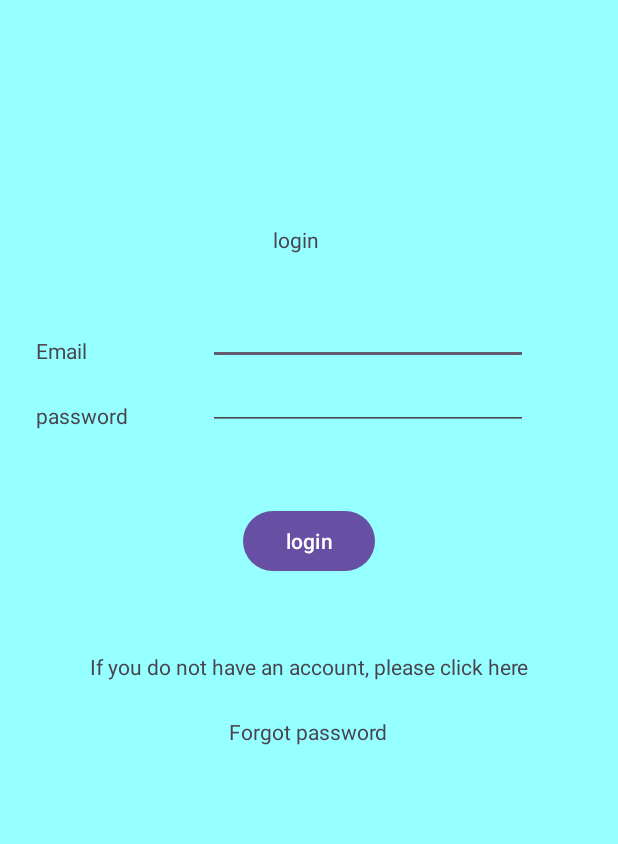
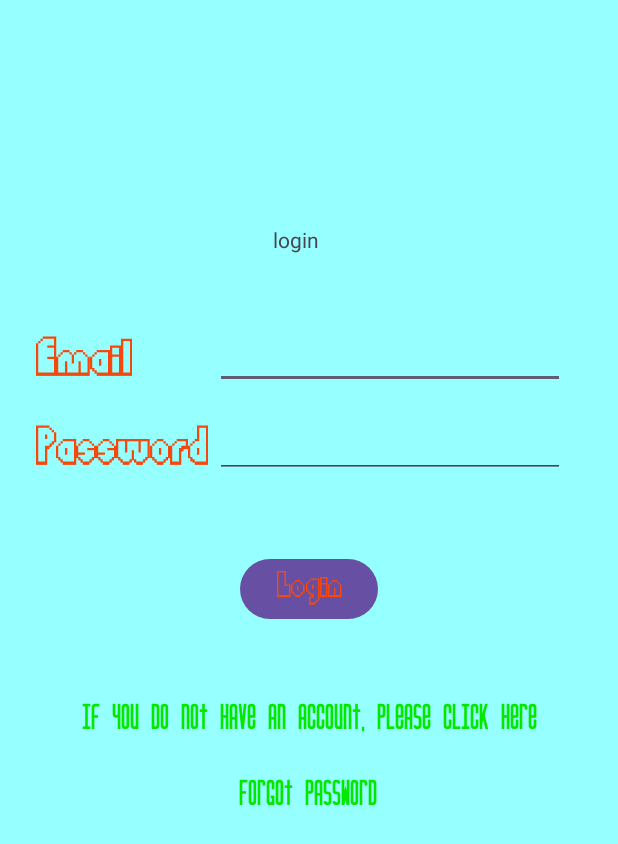
Before and after one commit to tranvietan2001/Kotlin_android_game_myflappybird, an Android app: the LoginActivity screen opened directly, with no data from a screen before it, on a phone screen of 412 x 824 dp. Shown: the top 844 px of the screen. Run offline under Robolectric (Android 15) with nearby library versions, the phone set to English and light mode, and no system bars.

Commit message:
change font

```diff
--- a/app/build.gradle.kts
+++ b/app/build.gradle.kts
@@ -46,6 +46,8 @@ dependencies {
     implementation(libs.firebase.auth.ktx)
     implementation(libs.firebase.auth)
     implementation(libs.firebase.database.ktx)
+    implementation(libs.firebase.firestore)
+    implementation(libs.firebase.database)
     testImplementation(libs.junit)
     androidTestImplementation(libs.androidx.junit)
     androidTestImplementation(libs.androidx.espresso.core)
--- a/app/src/main/java/com/example/mybird/CreateAccountActivity.kt
+++ b/app/src/main/java/com/example/mybird/CreateAccountActivity.kt
@@ -54,8 +54,11 @@ class CreateAccountActivity : AppCompatActivity() {
             if (email.isNotEmpty() && password.isNotEmpty() && isCheckEmail && password.toString().length >=6) {
                 // Gọi hàm tạo tài khoản trong coroutine
                 lifecycleScope.launch {
-                    /*val result = */firebaseManager.createAccount(email.toString(), password.toString())
-//                    Toast.makeText(this@CreateAccountActivity, result, Toast.LENGTH_SHORT).show()
+                    val result = firebaseManager.createAccount(email.toString(), password.toString())
+                    Toast.makeText(this@CreateAccountActivity, result, Toast.LENGTH_SHORT).show()
+
+                    val nameResult = firebaseManager.createAccountName("Player1")
+                    Toast.makeText(this@CreateAccountActivity, nameResult, Toast.LENGTH_SHORT).show()
                 }
             } else {
 //                Toast.makeText(this, "Vui lòng nhập email và mật khẩu", Toast.LENGTH_SHORT).show()
--- a/app/src/main/java/com/example/mybird/FirebaseManager.kt
+++ b/app/src/main/java/com/example/mybird/FirebaseManager.kt
@@ -35,8 +35,9 @@ class FirebaseManager {
 
     suspend fun createAccountName(name: String): String {
         val user = auth.currentUser ?: return "Bạn chưa đăng nhập"
+//        return user.email.toString()
+
         val userAccount = UserAccount(email = user.email ?: "", accountName = name)
-
         database.child("users").child(user.uid).setValue(userAccount).await()
         return "Tạo tên người chơi thành công"
     }
--- a/app/src/main/res/layout/login_activity_main.xml
+++ b/app/src/main/res/layout/login_activity_main.xml
@@ -4,8 +4,8 @@
     xmlns:tools="http://schemas.android.com/tools"
     android:layout_width="match_parent"
     android:layout_height="match_parent"
-    android:background="#96FFFF"
-    android:backgroundTint="#96FFFF">
+    android:background="@color/bg_color"
+    android:backgroundTint="@color/bg_color">
 
     <TextView
         android:id="@+id/textView"
@@ -24,6 +24,9 @@
         android:layout_marginStart="24dp"
         android:layout_marginTop="50dp"
         android:text="Email"
+        android:fontFamily="@font/font_mybird_default"
+        android:textSize="48sp"
+        android:textColor="@color/txt_color"
         app:layout_constraintStart_toStartOf="parent"
         app:layout_constraintTop_toBottomOf="@+id/textView" />
 
@@ -32,7 +35,10 @@
         android:layout_width="wrap_content"
         android:layout_height="wrap_content"
         android:layout_marginTop="24dp"
-        android:text="password"
+        android:text="Password"
+        android:fontFamily="@font/font_mybird_default"
+        android:textSize="48sp"
+        android:textColor="@color/txt_color"
         app:layout_constraintStart_toStartOf="@+id/textView2"
         app:layout_constraintTop_toBottomOf="@+id/textView2" />
 
@@ -43,6 +49,9 @@
         android:layout_marginStart="20dp"
         android:ems="10"
         android:inputType="text"
+        android:fontFamily="@font/font_mybird_default"
+        android:textSize="32sp"
+        android:textColor="@color/txt_color"
         app:layout_constraintBottom_toBottomOf="@+id/textView2"
         app:layout_constraintEnd_toEndOf="parent"
         app:layout_constraintStart_toEndOf="@+id/textView2" />
@@ -53,6 +62,9 @@
         android:layout_height="wrap_content"
         android:ems="10"
         android:inputType="textPassword"
+        android:fontFamily="@font/font_mybird_default"
+        android:textSize="32sp"
+        android:textColor="@color/txt_color"
         app:layout_constraintBottom_toBottomOf="@+id/textView3"
         app:layout_constraintStart_toStartOf="@+id/accountTxt" />
 
@@ -61,7 +73,10 @@
         android:layout_width="wrap_content"
         android:layout_height="wrap_content"
         android:layout_marginTop="50dp"
-        android:text="login"
+        android:text="Login"
+        android:fontFamily="@font/font_mybird_default"
+        android:textSize="32sp"
+        android:textColor="@color/txt_color"
         app:layout_constraintEnd_toEndOf="parent"
         app:layout_constraintStart_toStartOf="parent"
         app:layout_constraintTop_toBottomOf="@+id/passwordTxt" />
@@ -72,6 +87,9 @@
         android:layout_height="wrap_content"
         android:layout_marginTop="50dp"
         android:text="If you do not have an account, please click here"
+        android:fontFamily="@font/font_mybird_rocket"
+        android:textSize="24sp"
+        android:textColor="@color/txt_color_notif"
         app:layout_constraintEnd_toEndOf="parent"
         app:layout_constraintStart_toStartOf="parent"
         app:layout_constraintTop_toBottomOf="@+id/loginBtn" />
@@ -82,6 +100,8 @@
         android:layout_height="wrap_content"
         android:layout_marginTop="24dp"
         android:text="Login failed, please check your information again!"
+        android:fontFamily="@font/font_mybird_rocket"
+        android:textSize="24sp"
         android:textColor="#F20202"
         app:layout_constraintEnd_toEndOf="parent"
         app:layout_constraintStart_toStartOf="parent"
@@ -93,6 +113,9 @@
         android:layout_height="wrap_content"
         android:layout_marginTop="24dp"
         android:text="Forgot password"
+        android:fontFamily="@font/font_mybird_rocket"
+        android:textSize="24sp"
+        android:textColor="@color/txt_color_notif"
         app:layout_constraintEnd_toEndOf="parent"
         app:layout_constraintHorizontal_bias="0.498"
         app:layout_constraintStart_toStartOf="parent"
--- a/app/src/main/res/values/colors.xml
+++ b/app/src/main/res/values/colors.xml
@@ -2,4 +2,7 @@
 <resources>
     <color name="black">#FF000000</color>
     <color name="white">#FFFFFFFF</color>
+    <color name="bg_color">#96FFFF</color>
+    <color name="txt_color">#F7470C</color>
+    <color name="txt_color_notif">#04e800</color>
 </resources>
--- a/gradle/libs.versions.toml
+++ b/gradle/libs.versions.toml
@@ -13,6 +13,8 @@ firebaseAuthKtx = "23.0.0"
 googleGmsGoogleServices = "4.4.2"
 firebaseAuth = "23.0.0"
 firebaseDatabaseKtx = "21.0.0"
+firebaseFirestore = "25.1.0"
+firebaseDatabase = "21.0.0"
 
 [libraries]
 androidx-core-ktx = { group = "androidx.core", name = "core-ktx", version.ref = "coreKtx" }
@@ -26,6 +28,8 @@ androidx-constraintlayout = { group = "androidx.constraintlayout", name = "const
 firebase-auth-ktx = { group = "com.google.firebase", name = "firebase-auth-ktx", version.ref = "firebaseAuthKtx" }
 firebase-auth = { group = "com.google.firebase", name = "firebase-auth", version.ref = "firebaseAuth" }
 firebase-database-ktx = { group = "com.google.firebase", name = "firebase-database-ktx", version.ref = "firebaseDatabaseKtx" }
+firebase-firestore = { group = "com.google.firebase", name = "firebase-firestore", version.ref = "firebaseFirestore" }
+firebase-database = { group = "com.google.firebase", name = "firebase-database", version.ref = "firebaseDatabase" }
 
 [plugins]
 android-application = { id = "com.android.application", version.ref = "agp" }
```
Also changed, not shown: app/src/main/res/font/font_mybird_default.ttf (added), app/src/main/res/font/font_mybird_rocket.otf (added), 1 other file.
